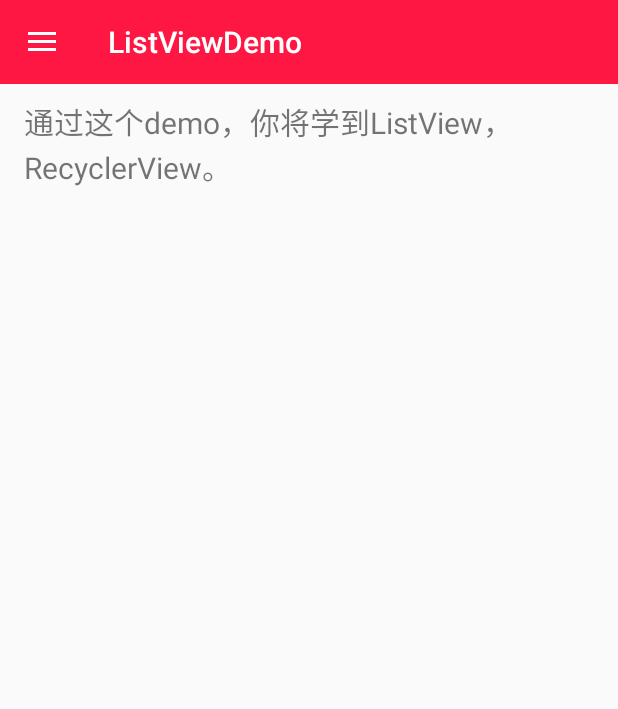
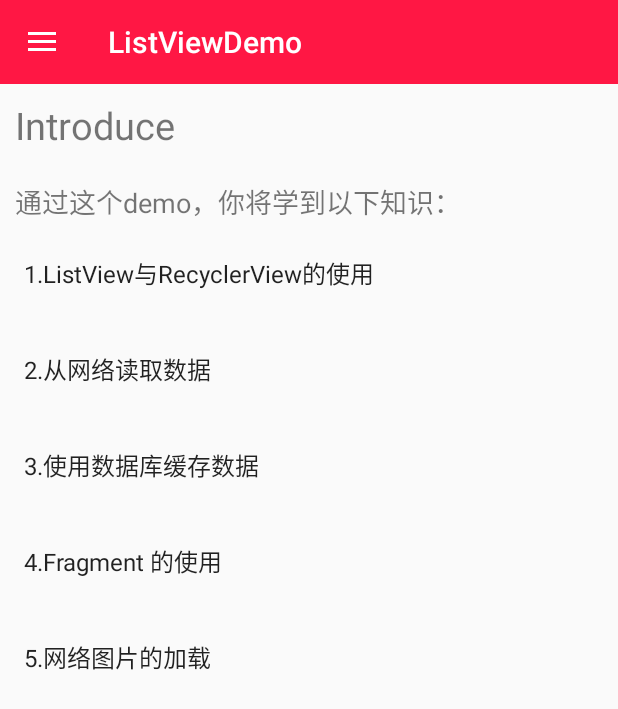
Before and after one commit to SusinDev/ListViewDemo, an Android app: the screen it shows after launch (MainActivity), on a phone screen of 412 x 824 dp. Shown: the top 709 px of the screen. Run offline under Robolectric (Android 15) with nearby library versions, the phone set to English and light mode, and no system bars; libraries missing offline, so code that uses them is left out: com.loopj.android, cz.msebera.android; 1 statement that could not run was skipped.

Commit message:
introduce and menufragment

```diff
--- a/app/build.gradle
+++ b/app/build.gradle
@@ -24,4 +24,5 @@ dependencies {
     testCompile 'junit:junit:4.12'
     compile 'com.android.support:appcompat-v7:23.3.0'
     compile 'com.android.support:design:23.3.0'
+    compile 'com.loopj.android:android-async-http:1.4.9'
 }
--- a/app/src/main/AndroidManifest.xml
+++ b/app/src/main/AndroidManifest.xml
@@ -2,9 +2,12 @@
 <manifest xmlns:android="http://schemas.android.com/apk/res/android"
     package="com.example.white.listviewdemo">
 
+    <uses-permission android:name="android.permission.WRITE_SETTINGS"/>
+    <uses-permission android:name="android.permission.INTERNET"/>
+
     <application
         android:allowBackup="true"
-        android:icon="@mipmap/ic_launcher"
+        android:icon="@mipmap/attack"
         android:label="@string/app_name"
         android:supportsRtl="true"
         android:theme="@style/AppTheme">
--- a/app/src/main/java/com/example/white/listviewdemo/activity/MainActivity.java
+++ b/app/src/main/java/com/example/white/listviewdemo/activity/MainActivity.java
@@ -5,13 +5,24 @@ import android.support.v4.widget.DrawerLayout;
 import android.support.v7.app.ActionBarDrawerToggle;
 import android.support.v7.app.AppCompatActivity;
 import android.support.v7.widget.Toolbar;
+import android.view.Gravity;
+import android.widget.ArrayAdapter;
+import android.widget.ListView;
+import android.widget.Toast;
 
 import com.example.white.listviewdemo.R;
 
-public class MainActivity extends AppCompatActivity {
+public class MainActivity extends AppCompatActivity{
 
     Toolbar mToolbar;
     DrawerLayout mDrawerLayout;
+    private long currentTime;
+    private ListView pointList;
+    private String[] points = {"1.ListView与RecyclerView的使用",
+                      "2.从网络读取数据",
+                      "3.使用数据库缓存数据",
+                      "4.Fragment 的使用",
+                      "5.网络图片的加载"};
 
     @Override
     protected void onCreate(Bundle savedInstanceState) {
@@ -19,13 +30,33 @@ public class MainActivity extends AppCompatActivity {
         setContentView(R.layout.activity_main);
         mToolbar = (Toolbar) findViewById(R.id.toolbar);
         mDrawerLayout = (DrawerLayout) findViewById(R.id.drawerlayout);
-
         setSupportActionBar(mToolbar);
         ActionBarDrawerToggle drawerToggle = new ActionBarDrawerToggle(this, mDrawerLayout, mToolbar
                 , R.string.app_name, R.string.app_name);
         mDrawerLayout.addDrawerListener(drawerToggle);
         drawerToggle.syncState();
+
+        ArrayAdapter<String> adapter = new ArrayAdapter<String>(
+                MainActivity.this, android.R.layout.simple_list_item_1, points);
+        pointList = (ListView) findViewById(R.id.point_listview);
+        pointList.setAdapter(adapter);
     }
 
+    public void closeMenu() {
+        mDrawerLayout.closeDrawers();
+    }
 
+    @Override
+    public void onBackPressed() {
+        if (mDrawerLayout.isDrawerOpen(Gravity.LEFT)) {
+            mDrawerLayout.closeDrawers();
+            return;
+        }
+        if (System.currentTimeMillis() - currentTime > 3000) {
+            Toast.makeText(MainActivity.this, "再按一次退出", Toast.LENGTH_SHORT).show();
+            currentTime = System.currentTimeMillis();
+        } else {
+            super.onBackPressed();
+        }
+    }
 }
--- a/app/src/main/java/com/example/white/listviewdemo/fragment/MenuFragment.java
+++ b/app/src/main/java/com/example/white/listviewdemo/fragment/MenuFragment.java
@@ -1,32 +1,115 @@
 package com.example.white.listviewdemo.fragment;
 
+import android.app.Activity;
 import android.app.Fragment;
 import android.os.Bundle;
 import android.view.LayoutInflater;
 import android.view.View;
 import android.view.ViewGroup;
-import android.widget.ArrayAdapter;
+import android.widget.AdapterView;
 import android.widget.ListView;
+import android.widget.TextView;
 
 import com.example.white.listviewdemo.R;
+import com.example.white.listviewdemo.activity.MainActivity;
+import com.example.white.listviewdemo.adapter.ThemeAdapter;
+import com.example.white.listviewdemo.model.Theme;
+import com.example.white.listviewdemo.util.HttpUtil;
+import com.loopj.android.http.JsonHttpResponseHandler;
+
+import org.json.JSONArray;
+import org.json.JSONException;
+import org.json.JSONObject;
+
+import java.util.ArrayList;
+import java.util.List;
+
+import cz.msebera.android.httpclient.Header;
 
 /**
  * Created by white on 2016/5/9.
  */
 public class MenuFragment extends Fragment {
 
+    protected Activity mActivity;
     private ListView mListView;
-
+    private List<Theme> themeList;
+    private ThemeAdapter themeAdapter;
+    private TextView tv_main;
 
     @Override
     public View onCreateView(LayoutInflater inflater, ViewGroup container, Bundle savedInstanceState) {
         View view = inflater.inflate(R.layout.fragment_menu, container, false);
+        mActivity = getActivity();
+        themeList = new ArrayList<Theme>();
+        tv_main = (TextView) view.findViewById(R.id.tv_main);
         mListView = (ListView) view.findViewById(R.id.listview_menu);
-        //为菜单项准备好数据，用的是ArrayAdapter的方式绑定ListView
-        String[] menuItem = {"SimpleAdapter的方式", "BaseAdapter的方式"};
-        ArrayAdapter<String> menu = new ArrayAdapter<String>(getActivity(),
-                                    android.R.layout.simple_list_item_1,menuItem);
-        mListView.setAdapter(menu);
+
+        tv_main.setOnClickListener(new View.OnClickListener() {
+            @Override
+            public void onClick(View v) {
+                getFragmentManager().beginTransaction()
+                        .replace(R.id.introduce, new MainFragmetn())
+                        .commit();
+                ((MainActivity)mActivity).closeMenu();
+            }
+        });
+        mListView.setOnItemClickListener(new AdapterView.OnItemClickListener() {
+            @Override
+            public void onItemClick(AdapterView<?> parent, View view, int position, long id) {
+                getFragmentManager().beginTransaction()
+                        .replace(R.id.introduce, new NewsFragment())
+                        .commit();
+                ((MainActivity)mActivity).closeMenu();
+            }
+        });
         return view;
     }
+
+
+
+    @Override
+    public void onActivityCreated(Bundle savedInstanceState) {
+        super.onActivityCreated(savedInstanceState);
+        initData();
+    }
+
+    protected void initData() {
+//        themeList = new ArrayList<Theme>();
+
+            HttpUtil.get("themes", new JsonHttpResponseHandler(){
+                @Override
+                public void onSuccess(int statusCode, Header[] headers, JSONObject response) {
+                    super.onSuccess(statusCode, headers, response);
+                    parsonJson(response);
+                }
+            });
+
+    }
+
+    private void parsonJson(JSONObject response) {
+        try {
+            JSONArray themesArray = response.getJSONArray("others");
+            for (int i = 0; i < themesArray.length(); i++) {
+                Theme themes = new Theme();
+                JSONObject themeObject = themesArray.getJSONObject(i);
+                themes.setName(themeObject.getString("name"));
+                themes.setId(themeObject.getString("id"));
+                themes.setImageViewid(R.mipmap.attack);
+                themeList.add(themes);
+            }
+            themeAdapter = new ThemeAdapter(mActivity, themeList);
+            mListView.setAdapter(themeAdapter);
+        } catch (JSONException e) {
+            e.printStackTrace();
+        }
+    }
+
+
+    @Override
+    public void onDestroy() {
+        super.onDestroy();
+        mActivity = null;
+    }
+
 }
--- a/app/src/main/res/layout/activity_main.xml
+++ b/app/src/main/res/layout/activity_main.xml
@@ -27,18 +27,42 @@
             android:layout_height="match_parent">
 
             <FrameLayout
-                android:id="@+id/framelayout"
+                android:id="@+id/introduce"
                 android:layout_width="match_parent"
                 android:layout_height="match_parent">
 
-                <TextView
-                    android:paddingTop="10dp"
-                    android:paddingLeft="16dp"
-                    android:layout_width="wrap_content"
-                    android:layout_height="wrap_content"
-                    android:text="通过这个demo，你将学到ListView，RecyclerView。"
-                    android:textSize="20sp"/>
+                <LinearLayout
+                    android:layout_width="match_parent"
+                    android:layout_height="match_parent"
+                    android:orientation="vertical">
+
+                    <TextView
+                        android:paddingTop="10dp"
+                        android:paddingLeft="10dp"
+                        android:layout_width="wrap_content"
+                        android:layout_height="wrap_content"
+                        android:text="Introduce"
+                        android:textSize="25sp"/>
+
+                    <TextView
+                        android:paddingTop="20dp"
+                        android:paddingLeft="10dp"
+                        android:layout_width="wrap_content"
+                        android:layout_height="wrap_content"
+                        android:text="通过这个demo，你将学到以下知识："
+                        android:textSize="18sp"/>
+
+                    <ListView
+                        android:id="@+id/point_listview"
+                        android:layout_width="match_parent"
+                        android:layout_height="match_parent"
+                        android:paddingTop="10dp"
+                        android:dividerHeight="@dimen/activity_horizontal_margin"
+                        android:divider="@android:color/transparent"/>
+
+                </LinearLayout>
             </FrameLayout>
+
         </android.support.v4.widget.SwipeRefreshLayout>
     </LinearLayout>
 
```
Also changed, not shown: app/src/main/java/com/example/white/listviewdemo/adapter/ThemeAdapter.java (added, +67 -0 lines), app/src/main/java/com/example/white/listviewdemo/fragment/MainFragmetn.java (added, +23 -0 lines), app/src/main/java/com/example/white/listviewdemo/fragment/NewsFragment.java (added, +23 -0 lines), app/src/main/java/com/example/white/listviewdemo/fragment/SimpleAdapterFragment.java (deleted, +0 -50 lines), app/src/main/java/com/example/white/listviewdemo/model/Theme.java (added, +35 -0 lines), app/src/main/java/com/example/white/listviewdemo/util/HttpUtil.java (added, +22 -0 lines), app/src/main/res/layout/fragment_main.xml (added, +7 -0 lines), app/src/main/res/layout/fragment_menu.xml (+19 -1 lines), app/src/main/res/layout/fragment_news.xml (renamed from app/src/main/res/layout/fragment_simpleadapter.xml, +2 -5 lines), app/src/main/res/layout/item_menu.xml (added, +22 -0 lines), app/src/main/res/layout/item_simpleadapter.xml (deleted, +0 -19 lines), app/src/main/res/layout/menu_item.xml (deleted, +0 -12 lines), app/src/main/res/mipmap-hdpi/attack.jpg (added), app/src/main/res/mipmap-xhdpi/ic_favorite.png (added).
